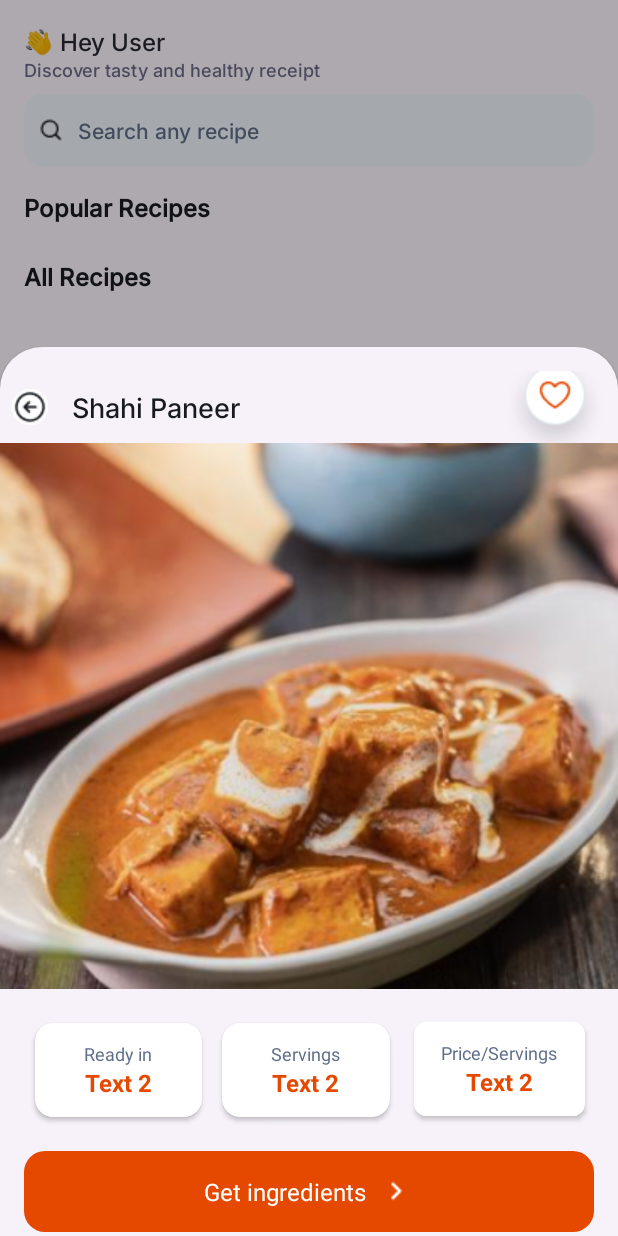
After one commit to hashcodez2004/Recipe-App, an Android app: the fragment DishOverview placed in its activity, on a phone screen of 412 x 824 dp. The commit adds this screen. Run offline under Robolectric (Android 15) with nearby library versions, the phone set to English and light mode, and no system bars; pictures from the network do not load.

Commit message:
DishOverview and IngredientDishOverview added

```diff
--- /dev/null
+++ b/app/src/main/java/com/hashdroid/recipe_app/network/DishOverview.kt
@@ -0,0 +1,128 @@
+package com.hashdroid.recipe_app.network
+
+import android.content.ContentValues.TAG
+import android.os.Bundle
+import android.util.Log
+import android.view.LayoutInflater
+import android.view.View
+import android.view.ViewGroup
+import android.widget.Button
+import android.widget.ImageView
+import android.widget.LinearLayout
+import android.widget.TextView
+import android.widget.Toast
+import com.bumptech.glide.Glide
+import com.google.android.material.bottomsheet.BottomSheetDialogFragment
+import com.hashdroid.recipe_app.IngredientsDishOverview
+import com.hashdroid.recipe_app.R
+import com.hashdroid.recipe_app.RetrofitClient
+import retrofit2.Call
+import retrofit2.Callback
+import retrofit2.Response
+
+class DishOverview: BottomSheetDialogFragment() {
+    private lateinit var button_dishOverview: LinearLayout
+    private var recipiId: Int? = null
+
+    override fun onCreate(savedInstanceState: Bundle?) {
+        super.onCreate(savedInstanceState)
+        arguments.let {
+            recipiId = it?.getInt(ARG_RECIPE_ID)
+        }
+    }
+
+    override fun onCreateView(
+        inflater: LayoutInflater,
+        container: ViewGroup?,
+        savedInstanceState: Bundle?
+    ): View? {
+        // Inflate the layout
+        val view = inflater.inflate(R.layout.fragment_dish_overview, container, false)
+
+        //passing the id to the next fragment on button click
+        button_dishOverview = view.findViewById(R.id.btn_dishoverview)
+
+        button_dishOverview.setOnClickListener{
+            val nextFragment = recipiId?.let { it1 -> IngredientsDishOverview.newInstance(it1) }
+//            val bundle = Bundle().apply {
+//                recipiId?.let { it1 -> putInt("ARG_RECIPE_ID", it1) }
+//            }
+//            nextFragment.arguments = bundle
+
+
+            dismiss()
+            if (nextFragment != null) {
+                nextFragment.show(parentFragmentManager, "IngredientsDishOverview")
+            }
+        }
+
+
+        // Call fetchDishOverview
+        fetchDishOverview()
+
+        // Return the view at the end
+        return view
+    }
+
+
+    private fun fetchDishOverview() {
+        val apiKey = "6511024c4bb146f09491fe45f612b0ab"
+        val retrofit = RetrofitClient.retrofit
+        val call = recipiId?.let { retrofit.getRecipieView(it, apiKey) }
+
+        call?.enqueue(object : Callback<RecipieView> {
+            override fun onResponse(call: Call<RecipieView>, response: Response<RecipieView>) {
+                if(response.isSuccessful) {
+                    Log.d(TAG, "API call successful: ${response.code()}")
+                    Toast.makeText(requireContext(), "API call successful!", Toast.LENGTH_SHORT).show()
+                    response.body()?.let {
+                        val imgTitle_dishOverview = view?.findViewById<TextView>(R.id.imgTitle_dishOverview)
+                        imgTitle_dishOverview?.text = it.title
+                        val img_dishOverview = view?.findViewById<ImageView>(R.id.img_dishOverview)
+                        view?.let { it1 ->
+                            if (img_dishOverview != null) {
+                                Glide.with(requireContext())
+                                    .load(it.image)
+                                    .into(img_dishOverview)
+                            }
+                        }
+
+                        val box1_text2 = view?.findViewById<TextView>(R.id.box1_text2)
+                        if (box1_text2 != null) {
+                            box1_text2.text = it.readyInMinutes.toString()
+                        }
+
+                        val box2_text2 = view?.findViewById<TextView>(R.id.box2_text2)
+                        if (box2_text2 != null) {
+                            box2_text2.text = it.servings.toString()
+                        }
+
+                        val box3_text2 = view?.findViewById<TextView>(R.id.box3_text2)
+                        if (box3_text2 != null) {
+                            box3_text2.text = it.pricePerServing.toString()
+                        }
+                    }
+                }
+                else {
+                    Log.e(TAG, "API call failed: ${response.errorBody()?.string()}")
+                    Toast.makeText(requireContext(), "API call failed: ${response.code()}", Toast.LENGTH_SHORT).show()
+                }
+            }
+
+            override fun onFailure(p0: Call<RecipieView>, p1: Throwable) {
+                Toast.makeText(requireContext(), p1.localizedMessage, Toast.LENGTH_SHORT).show()
+            }
+
+        })
+    }
+
+    companion object {
+        private const val ARG_RECIPE_ID = "recipe_id"
+
+        fun newInstance(recipeId: Int) = DishOverview().apply {
+            arguments = Bundle().apply {
+                putInt(ARG_RECIPE_ID, recipeId)
+            }
+        }
+    }
+}
--- a/app/src/main/java/com/hashdroid/recipe_app/recipie_view.kt
+++ b/app/src/main/java/com/hashdroid/recipe_app/recipie_view.kt
@@ -1,7 +1,5 @@
 package com.hashdroid.recipe_app
 
-import android.content.ContentValues.TAG
-import android.nfc.Tag
 import android.os.Bundle
 import android.util.Log
 import androidx.fragment.app.Fragment
@@ -15,14 +13,11 @@ import androidx.core.view.isVisible
 import androidx.lifecycle.lifecycleScope
 import androidx.recyclerview.widget.LinearLayoutManager
 import androidx.recyclerview.widget.RecyclerView
-import androidx.recyclerview.widget.RecyclerView.Adapter
-import androidx.room.Database
 import com.bumptech.glide.Glide
 import com.hashdroid.recipe_app.network.Equipment
 import com.hashdroid.recipe_app.network.FavouritesDB
 import com.hashdroid.recipe_app.network.FavouritesEntity
 import com.hashdroid.recipe_app.network.Ingredient
-import com.hashdroid.recipe_app.network.RecipeResponse
 import com.hashdroid.recipe_app.network.RecipieView
 import kotlinx.coroutines.Dispatchers
 import kotlinx.coroutines.launch
--- /dev/null
+++ b/app/src/main/res/drawable/rounded_button.xml
@@ -0,0 +1,5 @@
+<?xml version="1.0" encoding="utf-8"?>
+<shape xmlns:android="http://schemas.android.com/apk/res/android">
+    <corners android:radius="14dp" />
+    <solid android:color="#E54900" /> <!-- Default background color (or transparent) -->
+</shape>
--- /dev/null
+++ b/app/src/main/res/layout/fragment_dish_overview.xml
@@ -0,0 +1,220 @@
+<?xml version="1.0" encoding="utf-8"?>
+<androidx.constraintlayout.widget.ConstraintLayout
+    xmlns:android="http://schemas.android.com/apk/res/android"
+    xmlns:tools="http://schemas.android.com/tools"
+    android:layout_width="match_parent"
+    android:layout_height="match_parent"
+    xmlns:app="http://schemas.android.com/apk/res-auto"
+    tools:context=".network.DishOverview"
+    android:paddingBottom="8dp">
+
+    <LinearLayout
+        android:layout_width="match_parent"
+        android:layout_height="48dp"
+        android:id="@+id/dishOverview"
+        android:orientation="horizontal"
+        app:layout_constraintTop_toTopOf="parent"
+        app:layout_constraintEnd_toEndOf="parent"
+        app:layout_constraintStart_toStartOf="parent"
+        android:layout_marginTop="16dp">
+
+        <ImageView
+            android:layout_height="wrap_content"
+            android:layout_width="wrap_content"
+            android:id="@+id/back_arrow"
+            android:src="@drawable/dish_overview_arrow"
+            android:layout_gravity="center_vertical"
+            android:layout_marginLeft="8dp"
+            android:scaleType="centerCrop"/>
+
+        <TextView
+            android:layout_width="match_parent"
+            android:layout_height="match_parent"
+            android:layout_weight="1"
+            android:padding="0dp"
+            android:text="Shahi Paneer"
+            android:id="@+id/imgTitle_dishOverview"
+            android:textColor="#171B21"
+            android:fontFamily="@font/inter_medium"
+            android:textSize="18sp"
+            android:textFontWeight="500"
+            android:lineHeight="24sp"
+            android:layout_marginLeft="16dp"
+            android:gravity="center_vertical"/>
+
+        <ImageView
+            android:id="@+id/favourites_dishOverview"
+            android:layout_width="wrap_content"
+            android:layout_height="wrap_content"
+            android:layout_gravity="center"
+            android:layout_marginRight="8dp"
+            android:src="@drawable/heart_empty"
+            android:scaleType="centerCrop"/>
+
+
+    </LinearLayout>
+
+    <ImageView
+        android:layout_width="match_parent"
+        android:layout_height="wrap_content"
+        android:id="@+id/img_dishOverview"
+        android:src="@drawable/img_dishoverview"
+        app:layout_constraintTop_toBottomOf="@id/dishOverview"
+        app:layout_constraintStart_toStartOf="parent"
+        app:layout_constraintEnd_toEndOf="parent"
+        android:scaleType="centerCrop"/>
+
+    <androidx.cardview.widget.CardView
+        android:id="@+id/box1"
+        android:layout_width="0dp"
+        android:layout_height="wrap_content"
+        android:layout_marginStart="16dp"
+        android:layout_marginTop="16dp"
+        app:cardCornerRadius="12dp"
+        app:cardUseCompatPadding="true"
+        app:layout_constraintStart_toStartOf="parent"
+        app:layout_constraintTop_toBottomOf="@id/img_dishOverview"
+        app:layout_constraintEnd_toStartOf="@id/box2"
+        app:layout_constraintWidth_percent="0.3">
+
+        <LinearLayout
+            android:orientation="vertical"
+            android:layout_width="match_parent"
+            android:layout_height="wrap_content"
+            android:padding="12dp"
+            android:gravity="center">
+
+            <TextView
+                android:id="@+id/box1_text1"
+                android:layout_width="wrap_content"
+                android:layout_height="wrap_content"
+                android:text="Ready in"
+                android:textColor="#606F89"
+                android:textSize="12sp"
+                android:lineHeight="12sp"
+                android:textFontWeight="400"/>
+
+            <TextView
+                android:id="@+id/box1_text2"
+                android:layout_width="wrap_content"
+                android:layout_height="wrap_content"
+                android:text="Text 2"
+                android:textColor="#E54900"
+                android:textStyle="bold"
+                android:textSize="16sp"
+                android:lineHeight="24sp"/>
+        </LinearLayout>
+    </androidx.cardview.widget.CardView>
+
+    <androidx.cardview.widget.CardView
+        android:id="@+id/box2"
+        android:layout_width="0dp"
+        android:layout_height="wrap_content"
+        app:cardCornerRadius="12dp"
+        android:layout_marginTop="16dp"
+        android:layout_marginEnd="4dp"
+        app:cardUseCompatPadding="true"
+        app:layout_constraintStart_toEndOf="@id/box1"
+        app:layout_constraintEnd_toStartOf="@id/box3"
+        app:layout_constraintTop_toBottomOf="@id/img_dishOverview"
+        app:layout_constraintWidth_percent="0.3">
+
+        <LinearLayout
+            android:orientation="vertical"
+            android:layout_width="match_parent"
+            android:layout_height="wrap_content"
+            android:padding="12dp"
+            android:gravity="center">
+
+            <TextView
+                android:id="@+id/box2_text1"
+                android:layout_width="wrap_content"
+                android:layout_height="wrap_content"
+                android:text="Servings"
+                android:textColor="#606F89"
+                android:textSize="12sp"
+                android:lineHeight="12sp"
+                android:textFontWeight="400"/>
+
+            <TextView
+                android:id="@+id/box2_text2"
+                android:layout_width="wrap_content"
+                android:layout_height="wrap_content"
+                android:text="Text 2"
+                android:textColor="#E54900"
+                android:textStyle="bold"
+                android:textSize="16sp"
+                android:lineHeight="24sp"/>
+        </LinearLayout>
+    </androidx.cardview.widget.CardView>
+
+    <androidx.cardview.widget.CardView
+        android:id="@+id/box3"
+        android:layout_width="0dp"
+        android:layout_height="wrap_content"
+        android:layout_marginEnd="16dp"
+        android:layout_marginTop="16dp"
+        app:cardCornerRadius="8dp"
+        app:cardUseCompatPadding="true"
+        app:layout_constraintStart_toEndOf="@id/box2"
+        app:layout_constraintTop_toBottomOf="@id/img_dishOverview"
+        app:layout_constraintEnd_toEndOf="parent"
+        app:layout_constraintWidth_percent="0.3">
+
+        <LinearLayout
+            android:orientation="vertical"
+            android:layout_width="match_parent"
+            android:layout_height="wrap_content"
+            android:padding="12dp"
+            android:gravity="center">
+
+            <TextView
+                android:id="@+id/box3_text1"
+                android:layout_width="wrap_content"
+                android:layout_height="wrap_content"
+                android:text="Price/Servings"
+                android:textColor="#606F89"
+                android:textSize="12sp"
+                android:lineHeight="12sp"
+                android:textFontWeight="400"/>
+
+            <TextView
+                android:id="@+id/box3_text2"
+                android:layout_width="wrap_content"
+                android:layout_height="wrap_content"
+                android:text="Text 2"
+                android:textColor="#E54900"
+                android:textStyle="bold"
+                android:textSize="16sp"
+                android:lineHeight="24sp"/>
+        </LinearLayout>
+    </androidx.cardview.widget.CardView>
+
+    <LinearLayout
+        android:layout_width="match_parent"
+        android:layout_height="54dp"
+        android:id="@+id/btn_dishoverview"
+        android:orientation="horizontal"
+        app:layout_constraintLeft_toLeftOf="parent"
+        app:layout_constraintTop_toBottomOf="@id/box2"
+        android:gravity="center"
+        android:layout_marginTop="16dp"
+        android:layout_marginHorizontal="16dp"
+        android:background="@drawable/rounded_button">
+
+        <TextView
+            android:layout_width="wrap_content"
+            android:layout_height="wrap_content"
+            android:text="Get ingredients"
+            android:textColor="#FFFFFF"
+            android:textSize="16sp"/>
+
+        <ImageView
+            android:layout_width="24dp"
+            android:layout_height="24dp"
+            android:id="@+id/img_btn_dishoverview"
+            android:src="@drawable/keyboard_arrow_right"
+            android:layout_marginStart="8dp"/>
+    </LinearLayout>
+
+</androidx.constraintlayout.widget.ConstraintLayout>
--- a/app/src/main/res/values/strings.xml
+++ b/app/src/main/res/values/strings.xml
@@ -18,4 +18,10 @@
     <string name="bad_for_health_nutrition">Bad for health nutrition</string>
     <string name="good_for_health_nutrition">Good for health nutrition</string>
     <string name="search_any_recipe">Search any recipe</string>
+    <string name="previous_fragment">previous_fragment</string>
+    <string name="shahi_paneer">Shahi Paneer</string>
+    <string name="favourites">favourites</string>
+    <string name="get_ingredients">Get ingredients</string>
+    <string name="button_text">button_text</string>
+    <string name="get_full_recipie">Get full recipie</string>
 </resources>
```
Also changed, not shown: app/src/main/java/com/hashdroid/recipe_app/IngredientsDishOverview.kt (added, +99 -0 lines), app/src/main/java/com/hashdroid/recipe_app/network/SearchViewAdapter.kt (+5 -5 lines), app/src/main/java/com/hashdroid/recipe_app/search_view.kt (+14 -34 lines), app/src/main/res/layout/fragment_ingredients_dishoverview.xml (added, +129 -0 lines), app/src/main/res/layout/item_view5.xml (+4 -9 lines), app/src/main/res/drawable/arrow_down.png (added), app/src/main/res/drawable/dish_overview_arrow.png (added), app/src/main/res/drawable/img_dishoverview.png (added), app/src/main/res/drawable/keyboard_arrow_right.png (added).
